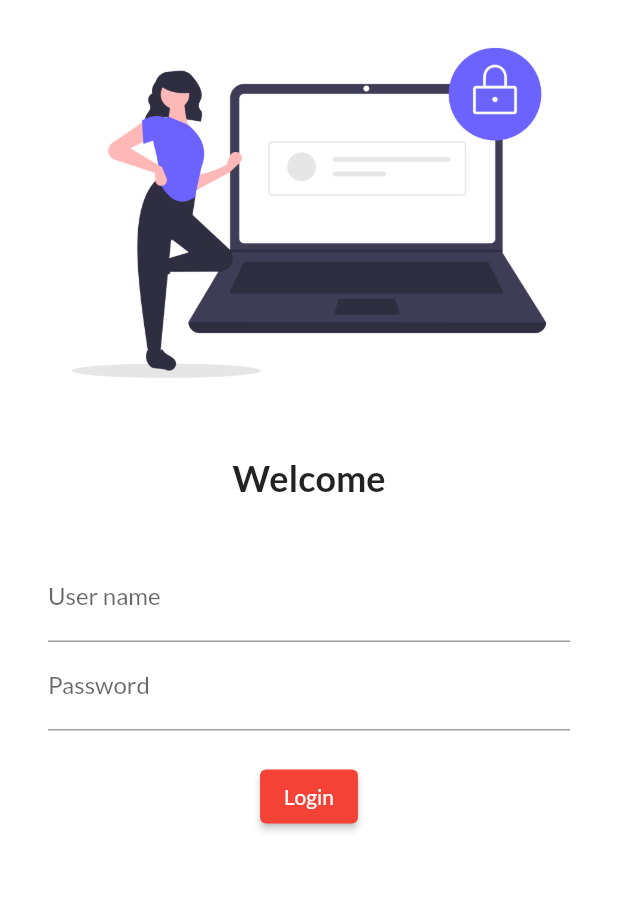
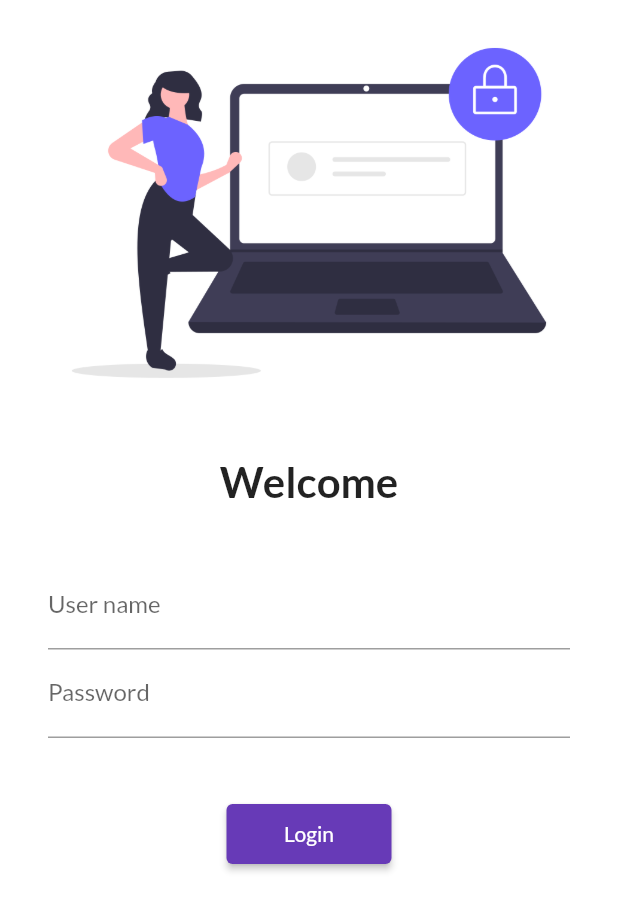
Before and after one commit to nik8424/FlutterApp, a Flutter app: the screen it shows after launch, on a phone screen of 412 x 824 dp. Shown: the top 911 px of the screen. Run offline on Flutter 3.47's test engine with Material 2 defaults, Android fonts, the phone set to English and light mode, and no system bars; our stand-ins replace google_fonts.

Commit message:
day 5 completed

```diff
--- a/lib/main.dart
+++ b/lib/main.dart
@@ -1,6 +1,7 @@
 import 'package:flutter/material.dart';
 import 'package:flutter_application_1/pages/home_page.dart';
 import 'package:flutter_application_1/pages/login_page.dart';
+import 'package:flutter_application_1/utils/routes.dart';
 import 'package:google_fonts/google_fonts.dart';
 
 void main() {
@@ -15,17 +16,18 @@
     return MaterialApp(
       themeMode: ThemeMode.light,
       theme: ThemeData(
-        primarySwatch: Colors.red,
+        primarySwatch: Colors.deepPurple,
         fontFamily: GoogleFonts.lato().fontFamily,
       ),
+      debugShowCheckedModeBanner: true,
       darkTheme: ThemeData(
         brightness: Brightness.dark,
       ),
       initialRoute: "/",
       routes: {
         "/": (context) => LoginPage(),
-        "/login": (context) => LoginPage(),
-        "/home": (context) => HomePage(),
+        MyRoutes.homeRoute: (context) => HomePage(),
+        MyRoutes.loginRoute: (context) => LoginPage(),
       },
     );
   }
--- a/lib/pages/login_page.dart
+++ b/lib/pages/login_page.dart
@@ -1,4 +1,5 @@
 import 'package:flutter/material.dart';
+import 'package:flutter_application_1/utils/routes.dart';
 
 class LoginPage extends StatelessWidget {
   const LoginPage({Key? key}) : super(key: key);
@@ -7,6 +8,7 @@
   Widget build(BuildContext context) {
     return Material(
         color: Colors.white,
+        child: SingleChildScrollView(
           child: Column(
             children: [
               Image.asset(
@@ -19,7 +21,7 @@
               Text(
                 "Welcome",
                 style: TextStyle(
-                fontSize: 24,
+                  fontSize: 28,
                   fontWeight: FontWeight.bold,
                 ),
               ),
@@ -27,7 +29,8 @@
                 height: 20.0,
               ),
               Padding(
-              padding: const EdgeInsets.symmetric(vertical: 16, horizontal: 32),
+                padding:
+                    const EdgeInsets.symmetric(vertical: 16, horizontal: 32),
                 child: Column(
                   children: [
                     TextFormField(
@@ -44,19 +47,20 @@
                       ),
                     ),
                     SizedBox(
-                    height: 20.0,
+                      height: 40.0,
                     ),
                     ElevatedButton(
                       child: Text("Login"),
-                    style: TextButton.styleFrom(),
+                      style: TextButton.styleFrom(minimumSize: Size(110, 40)),
                       onPressed: () {
-                      print("Hello nik");
+                        Navigator.pushNamed(context, MyRoutes.homeRoute);
                       },
                     ),
                   ],
                 ),
               ),
             ],
+          ),
         ));
   }
 }
--- /dev/null
+++ b/lib/utils/routes.dart
@@ -0,0 +1,4 @@
+class MyRoutes{
+  static String loginRoute = "/login";
+  static String homeRoute = "/home";
+}
```
Lines whose indentation alone changed are shown as unchanged.
